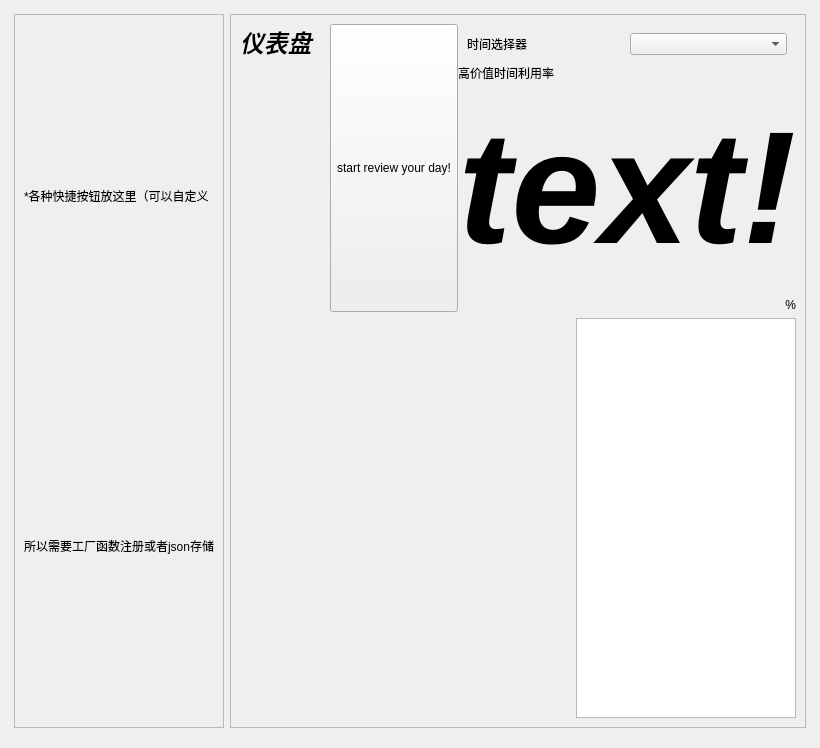
Qt form QtUI/rawUI/rawMenuPage.ui (67-68/Time-Integrator) before a commit.
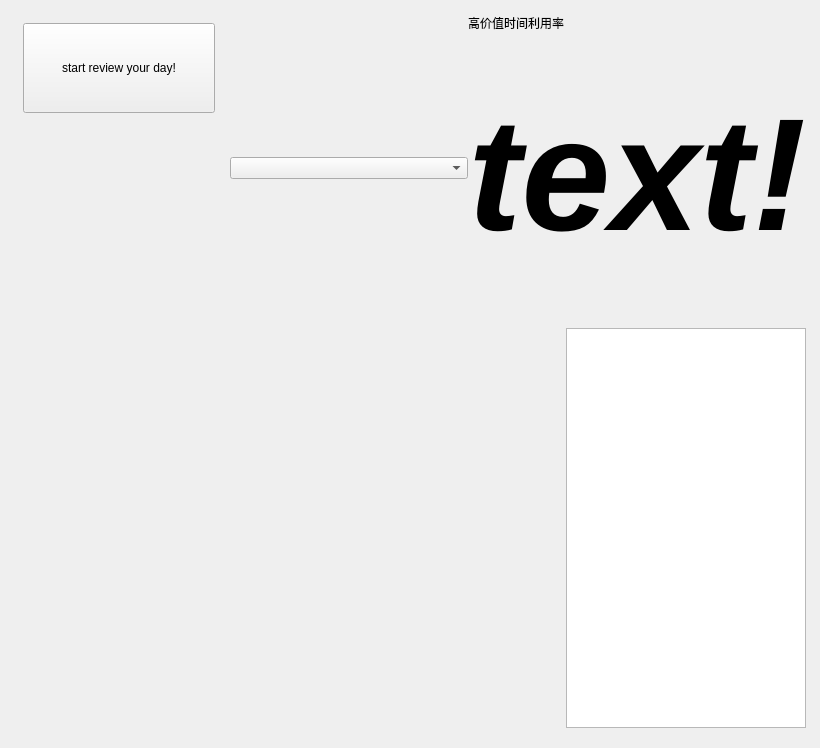
The same form after that commit. Custom widgets are drawn as their Qt base class.

```diff
--- a/QtUI/rawUI/rawMenuPage.ui
+++ b/QtUI/rawUI/rawMenuPage.ui
@@ -50,25 +50,43 @@
          </size>
         </property>
         <property name="frameShape">
-         <enum>QFrame::Shape::StyledPanel</enum>
+         <enum>QFrame::Shape::NoFrame</enum>
         </property>
         <property name="frameShadow">
-         <enum>QFrame::Shadow::Raised</enum>
+         <enum>QFrame::Shadow::Plain</enum>
         </property>
         <layout class="QVBoxLayout" name="verticalLayout_5">
          <item>
-          <widget class="QLabel" name="label_12">
+          <widget class="QToolButton" name="dayReviewButton">
+           <property name="sizePolicy">
+            <sizepolicy hsizetype="Expanding" vsizetype="Preferred">
+             <horstretch>0</horstretch>
+             <verstretch>0</verstretch>
+            </sizepolicy>
+           </property>
+           <property name="minimumSize">
+            <size>
+             <width>0</width>
+             <height>90</height>
+            </size>
+           </property>
            <property name="text">
-            <string>*各种快捷按钮放这里（可以自定义</string>
+            <string>start review your day!</string>
            </property>
           </widget>
          </item>
          <item>
-          <widget class="QLabel" name="label_13">
-           <property name="text">
-            <string>所以需要工厂函数注册或者json存储</string>
+          <spacer name="verticalSpacer">
+           <property name="orientation">
+            <enum>Qt::Orientation::Vertical</enum>
            </property>
-          </widget>
+           <property name="sizeHint" stdset="0">
+            <size>
+             <width>20</width>
+             <height>40</height>
+            </size>
+           </property>
+          </spacer>
          </item>
         </layout>
        </widget>
@@ -82,12 +100,24 @@
          </sizepolicy>
         </property>
         <property name="frameShape">
-         <enum>QFrame::Shape::StyledPanel</enum>
+         <enum>QFrame::Shape::NoFrame</enum>
         </property>
         <property name="frameShadow">
          <enum>QFrame::Shadow::Plain</enum>
         </property>
         <layout class="QVBoxLayout" name="verticalLayout_2">
+         <property name="leftMargin">
+          <number>0</number>
+         </property>
+         <property name="topMargin">
+          <number>0</number>
+         </property>
+         <property name="rightMargin">
+          <number>0</number>
+         </property>
+         <property name="bottomMargin">
+          <number>0</number>
+         </property>
          <item>
           <widget class="QFrame" name="frame">
            <property name="minimumSize">
@@ -147,7 +177,7 @@
                  <property name="frameShadow">
                   <enum>QFrame::Shadow::Raised</enum>
                  </property>
-                 <layout class="QHBoxLayout" name="horizontalLayout_7">
+                 <layout class="QVBoxLayout" name="verticalLayout_3">
                   <property name="spacing">
                    <number>0</number>
                   </property>
@@ -164,33 +194,7 @@
                    <number>0</number>
                   </property>
                   <item>
-                   <widget class="QLabel" name="titleLabel">
-                    <property name="text">
-                     <string>&lt;html&gt;&lt;head/&gt;&lt;body&gt;&lt;h1 style=&quot; margin-top:18px; margin-bottom:12px; margin-left:0px; margin-right:0px; -qt-block-indent:0; text-indent:0px;&quot;&gt;&lt;span style=&quot; font-size:xx-large; font-weight:700; font-style:italic;&quot;&gt;仪表盘&lt;/span&gt;&lt;/h1&gt;&lt;/body&gt;&lt;/html&gt;</string>
-                    </property>
-                    <property name="textFormat">
-                     <enum>Qt::TextFormat::MarkdownText</enum>
-                    </property>
-                    <property name="alignment">
-                     <set>Qt::AlignmentFlag::AlignLeading|Qt::AlignmentFlag::AlignLeft|Qt::AlignmentFlag::AlignTop</set>
-                    </property>
-                    <property name="wordWrap">
-                     <bool>false</bool>
-                    </property>
-                   </widget>
-                  </item>
-                  <item>
-                   <widget class="QToolButton" name="dayReviewButton">
-                    <property name="sizePolicy">
-                     <sizepolicy hsizetype="Fixed" vsizetype="Expanding">
-                      <horstretch>0</horstretch>
-                      <verstretch>0</verstretch>
-                     </sizepolicy>
-                    </property>
-                    <property name="text">
-                     <string>start review your day!</string>
-                    </property>
-                   </widget>
+                   <widget class="QComboBox" name="timeChooser"/>
                   </item>
                  </layout>
                 </widget>
@@ -225,28 +229,6 @@
                   <property name="bottomMargin">
                    <number>0</number>
                   </property>
-                  <item>
-                   <widget class="QFrame" name="menuFastFrame">
-                    <property name="frameShape">
-                     <enum>QFrame::Shape::NoFrame</enum>
-                    </property>
-                    <property name="frameShadow">
-                     <enum>QFrame::Shadow::Raised</enum>
-                    </property>
-                    <layout class="QHBoxLayout" name="horizontalLayout_5">
-                     <item>
-                      <widget class="QLabel" name="fastSwitchLabel">
-                       <property name="text">
-                        <string>时间选择器</string>
-                       </property>
-                      </widget>
-                     </item>
-                     <item>
-                      <widget class="QComboBox" name="timeChooser"/>
-                     </item>
-                    </layout>
-                   </widget>
-                  </item>
                   <item>
                    <widget class="QLabel" name="exploitationLabel">
                     <property name="text">
@@ -282,16 +264,6 @@
                     </property>
                    </widget>
                   </item>
-                  <item>
-                   <widget class="QLabel" name="smallPercentLabel">
-                    <property name="text">
-                     <string>%</string>
-                    </property>
-                    <property name="alignment">
-                     <set>Qt::AlignmentFlag::AlignRight|Qt::AlignmentFlag::AlignTrailing|Qt::AlignmentFlag::AlignVCenter</set>
-                    </property>
-                   </widget>
-                  </item>
                  </layout>
                 </widget>
                </item>
```
